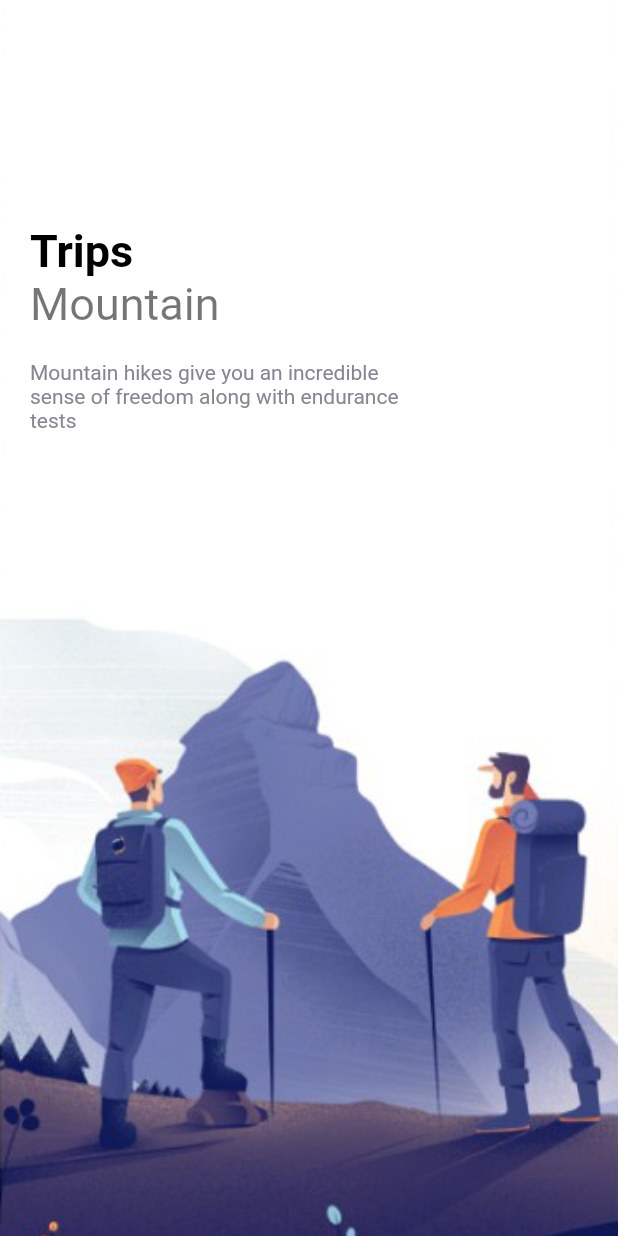
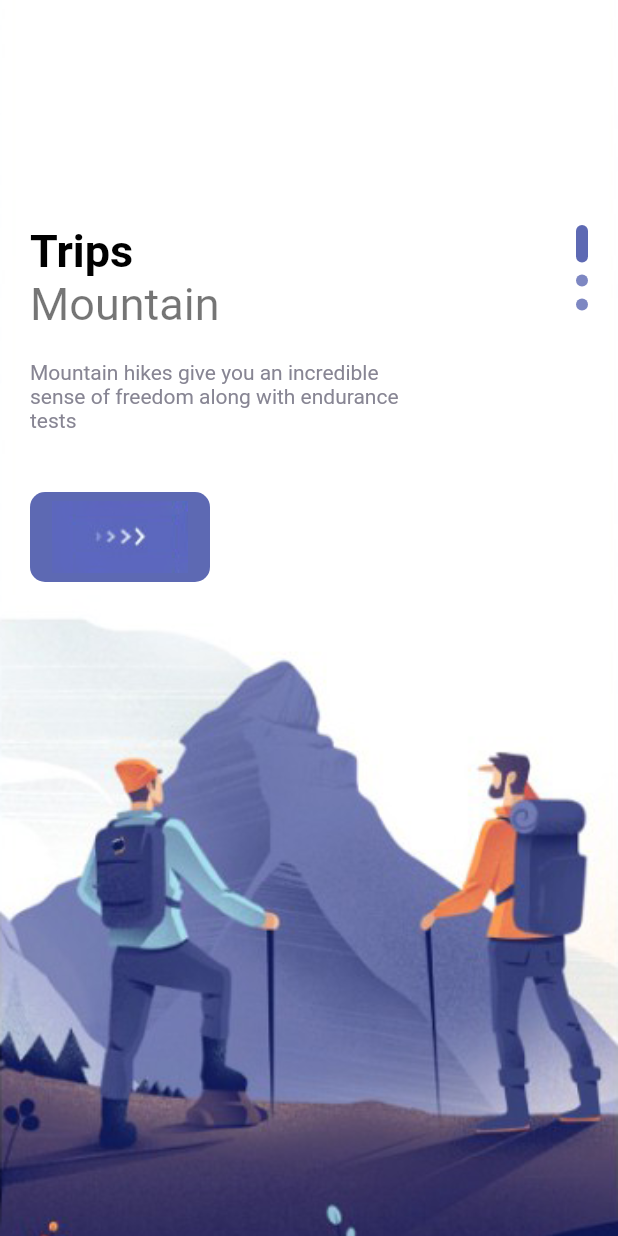
Before and after one commit to badadarr/Flutter-Cubit-State-Management-API-Request, a Flutter app: the screen it shows after launch, on a phone screen of 412 x 824 dp. Run offline on Flutter 3.47's test engine with Material 2 defaults, Android fonts, the phone set to English and light mode, and no system bars.

Commit message:
Update for today : Add Responsive button, build button responsive with index

```diff
--- a/lib/pages/welcome_page.dart
+++ b/lib/pages/welcome_page.dart
@@ -2,6 +2,7 @@ import 'package:flutter/material.dart';
 import 'package:flutter_cubit/misc/colors.dart';
 import 'package:flutter_cubit/widgets/app_large_text.dart';
 import 'package:flutter_cubit/widgets/app_text.dart';
+import 'package:flutter_cubit/widgets/responsive_button.dart';
 
 class WelcomePage extends StatefulWidget {
   const WelcomePage({Key? key}) : super(key: key);
@@ -35,6 +36,7 @@ class _WelcomePageState extends State<WelcomePage> {
               child: Container(
                 margin: const EdgeInsets.only(top: 150, left: 20, right: 20),
                 child: Row(
+                  mainAxisAlignment: MainAxisAlignment.spaceBetween,
                   children: [
                     Column(
                       crossAxisAlignment: CrossAxisAlignment.start,
@@ -44,9 +46,7 @@ class _WelcomePageState extends State<WelcomePage> {
                           text: "Mountain",
                           size: 30,
                         ),
-                        SizedBox(
-                          height: 20,
-                        ),
+                        SizedBox(height: 20),
                         Container(
                           width: 250,
                           child: AppText(
@@ -55,8 +55,23 @@ class _WelcomePageState extends State<WelcomePage> {
                             color: AppColors.textColor2,
                             size: 14,
                           ),
-                        )
+                        ),
+                        SizedBox(height: 40),
+                        ResponsiveButton(width: 120),
                       ],
+                    ),
+                    Column(
+                      children: List.generate(3, (indexDots) {
+                        return Container(
+                            margin: const EdgeInsets.only(bottom: 8),
+                            width: 8,
+                            height: index == indexDots ? 25 : 8,
+                            decoration: BoxDecoration(
+                                borderRadius: BorderRadius.circular(8),
+                                color: index == indexDots
+                                    ? AppColors.mainColor
+                                    : AppColors.mainColor.withOpacity(0.8)));
+                      }),
                     )
                   ],
                 ),
--- /dev/null
+++ b/lib/widgets/responsive_button.dart
@@ -0,0 +1,27 @@
+import 'package:flutter/material.dart';
+import 'package:flutter_cubit/misc/colors.dart';
+
+class ResponsiveButton extends StatelessWidget {
+  bool isResponsive;
+  double? width;
+  ResponsiveButton({Key? key, this.width, this.isResponsive = false})
+      : super(key: key);
+
+  @override
+  Widget build(BuildContext context) {
+    return Container(
+      width: width,
+      height: 60,
+      decoration: BoxDecoration(
+        borderRadius: BorderRadius.circular(10),
+        color: AppColors.mainColor,
+      ),
+      child: Row(
+        mainAxisAlignment: MainAxisAlignment.center,
+        children: [
+          Image.asset("img/button-one.png"),
+        ],
+      ),
+    );
+  }
+}
```
Also changed, not shown: lib/pages/navpages/main_pages.dart (added).
